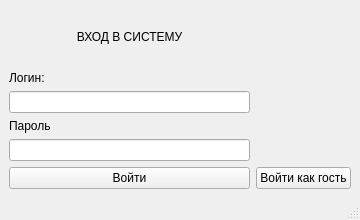
sashok112/DemoExamenShoes, file UI/login.ui: the form before one commit.
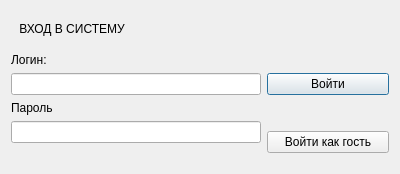
The form after the commit.

Commit message: refactor Login Form

Diff of the .ui file:
```diff
--- a/UI/login.ui
+++ b/UI/login.ui
@@ -1,21 +1,20 @@
 <?xml version="1.0" encoding="UTF-8"?>
 <ui version="4.0">
- <class>Login_2</class>
- <widget class="QMainWindow" name="Login_2">
+ <class>Dialog</class>
+ <widget class="QDialog" name="Dialog">
   <property name="geometry">
    <rect>
     <x>0</x>
     <y>0</y>
-    <width>360</width>
-    <height>220</height>
+    <width>400</width>
+    <height>174</height>
    </rect>
   </property>
   <property name="windowTitle">
    <string>MainWindow</string>
   </property>
-  <widget class="QWidget" name="centralwidget">
-   <layout class="QGridLayout" name="gridLayout_2">
-    <item row="1" column="1">
+  <layout class="QGridLayout" name="gridLayout">
+   <item row="1" column="0" rowspan="2" colspan="2">
      <layout class="QVBoxLayout" name="verticalLayout_2">
       <item>
        <widget class="QLabel" name="label_2">
@@ -41,9 +40,16 @@
         </property>
        </widget>
       </item>
-     </layout>
-    </item>
-    <item row="0" column="1">
+     <item>
+      <widget class="QLabel" name="label_message">
+       <property name="text">
+        <string/>
+       </property>
+      </widget>
+     </item>
+    </layout>
+   </item>
+   <item row="0" column="0">
      <widget class="QLabel" name="label">
       <property name="text">
        <string>ВХОД В СИСТЕМУ</string>
@@ -53,7 +59,7 @@
       </property>
      </widget>
     </item>
-    <item row="2" column="1">
+   <item row="1" column="2">
      <widget class="QPushButton" name="btn_login">
       <property name="text">
        <string>Войти</string>
@@ -68,18 +74,6 @@
      </widget>
     </item>
    </layout>
-  </widget>
-  <widget class="QMenuBar" name="menubar">
-   <property name="geometry">
-    <rect>
-     <x>0</x>
-     <y>0</y>
-     <width>360</width>
-     <height>24</height>
-    </rect>
-   </property>
-  </widget>
-  <widget class="QStatusBar" name="statusBar"/>
  </widget>
  <resources/>
  <connections/>
```
Left out of the diff: 2 changed lines with no effect on the pictures. Lines whose indentation alone changed are shown as unchanged. The commit also changes 1 other file.
